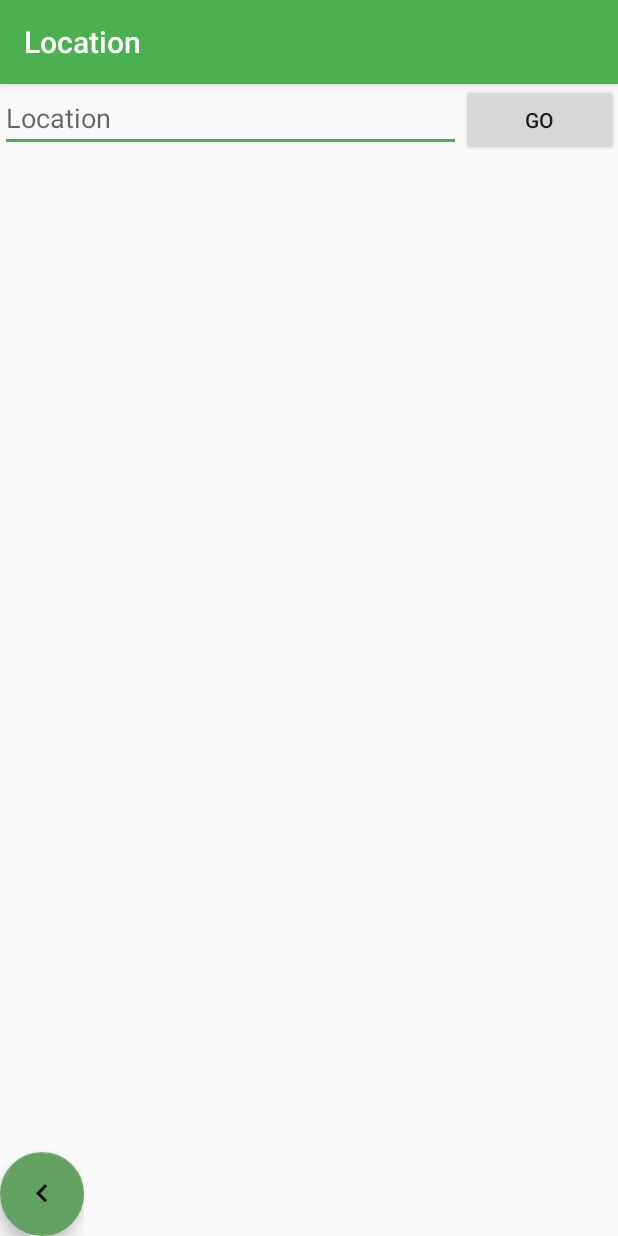
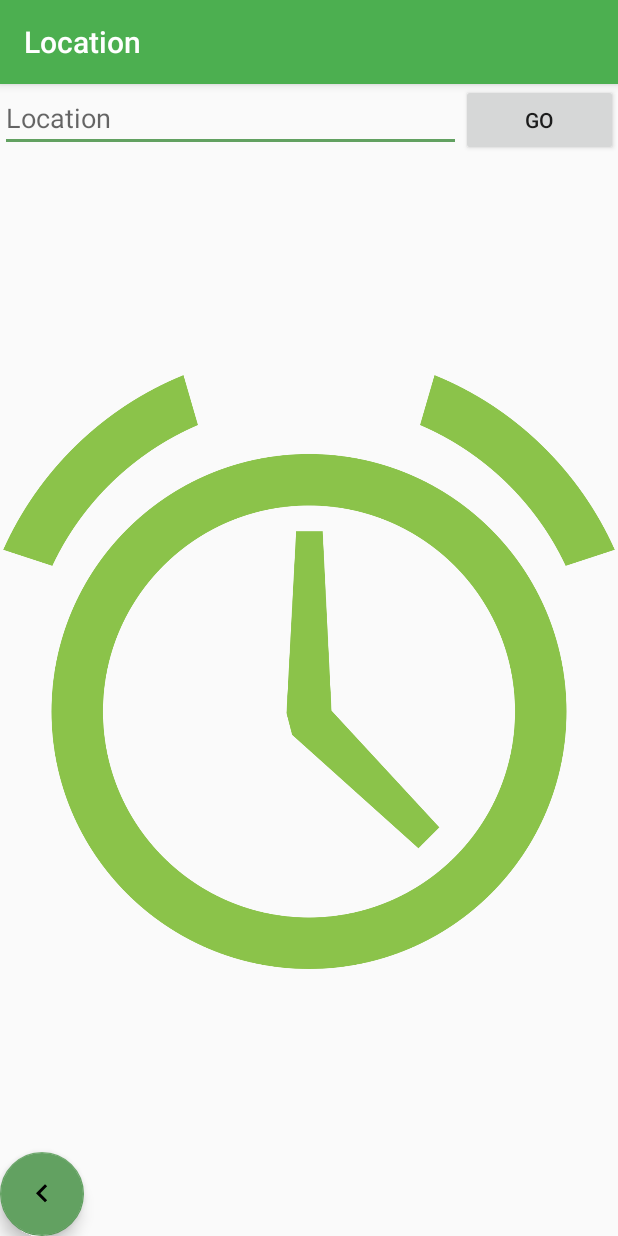
Before and after one commit to Bengaluru17/team-5, an Android app: the MapsActivity screen opened directly, with no data from a screen before it, on a phone screen of 412 x 824 dp. Run offline under Robolectric (Android 15) with nearby library versions, the phone set to English and light mode, and no system bars.

Commit message:
final commit

```diff
--- a/locationapp/Location/app/src/main/res/layout/activity_maps.xml
+++ b/locationapp/Location/app/src/main/res/layout/activity_maps.xml
@@ -10,58 +10,66 @@
 
 
     <LinearLayout
+        android:layout_width="match_parent"
+        android:layout_height="match_parent"
         android:orientation="vertical"
-        xmlns:app="http://schemas.android.com/apk/res-auto"
-        xmlns:android="http://schemas.android.com/apk/res/android"
-        android:layout_height="match_parent"
-        android:layout_width="match_parent"
         android:weightSum="1">
 
 
         <LinearLayout
-        android:weightSum="2"
             android:layout_width="match_parent"
-        android:layout_height="wrap_content" >
+            android:layout_height="wrap_content"
+            android:weightSum="2">
 
             <EditText
+                android:id="@+id/TFaddress"
+                android:layout_width="195dp"
                 android:layout_height="wrap_content"
-            android:layout_width="195dp"
-            android:hint="Location"
-            android:id="@+id/TFaddress"
+                android:layout_weight="1.75"
                 android:ems="10"
-            android:layout_weight="1.75">
+                android:hint="Location">
 
-            <requestFocus/>
+                <requestFocus />
             </EditText>
 
             <Button
+                android:id="@+id/Bsearch"
+                android:layout_width="wrap_content"
                 android:layout_height="wrap_content"
-            android:layout_width="wrap_content"
-            android:id="@+id/Bsearch"
+                android:layout_gravity="center_horizontal"
+                android:layout_weight=".25"
                 android:gravity="center"
-            android:layout_gravity="center_horizontal"
                 android:onClick="onSearch"
-            android:text="GO"
-            android:layout_weight=".25" />
+                android:text="GO" />
+
+        </LinearLayout>
+
 
     </LinearLayout>
 
     <RelativeLayout
         android:layout_width="wrap_content"
-        android:layout_height="wrap_content">
+        android:layout_height="match_parent">
+
+        <ImageView
+
+            android:layout_height="fill_parent"
+            android:layout_width="match_parent"
+            android:id="@+id/imageView"
+            android:src="@drawable/alarm_clock"
+            android:name="com.google.android.gms.maps.SupportMapFragment"
+            class="com.google.android.gms.maps.SupportMapFragment"
+            tools:context=".MapsActivity"
+            />
 
         <android.support.design.widget.FloatingActionButton
             android:layout_width="wrap_content"
             android:layout_height="wrap_content"
-            android:src="@drawable/ic_back"
+            android:layout_alignParentBottom="true"
+            android:layout_alignParentStart="true"
+            android:layout_gravity="left"
             android:onClick="next"
-            android:layout_gravity="left"
-            android:layout_alignParentBottom="true"
-            android:layout_alignParentStart="true" />
+            android:src="@drawable/ic_back" />
     </RelativeLayout>
 
-
-
-</LinearLayout>
-
 </android.support.design.widget.CoordinatorLayout>
```
Also changed, not shown: locationapp/Location/app/src/main/res/drawable/alarm_clock.png (added). Lines whose indentation alone changed are shown as unchanged.
